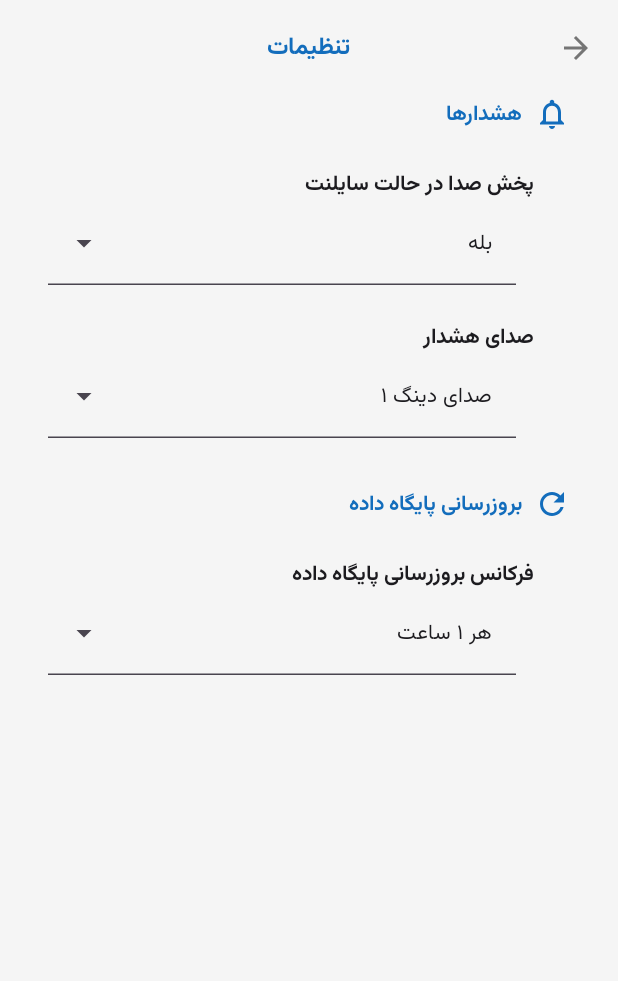
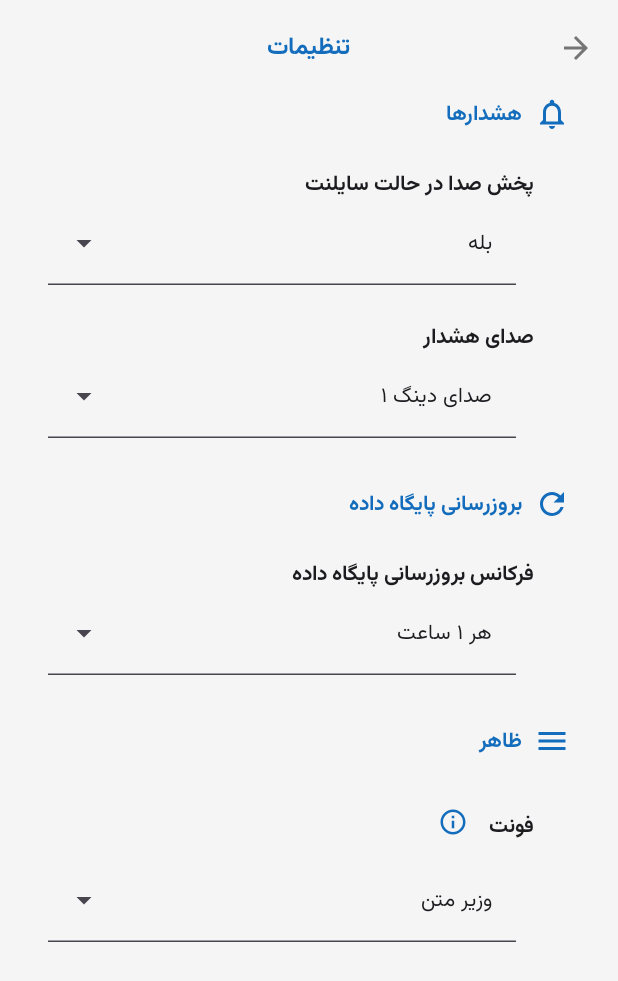
Before and after one commit to motmaenbash/motmaenbash-android, an Android app built with Jetpack Compose: the SettingsScreen screen opened through its navigation route, on a phone screen of 412 x 824 dp. Shown: the top 981 px of the screen. Run offline under Robolectric (Android 15) with nearby library versions, the phone set to English and light mode, and no system bars; pictures from the network do not load; 3 statements that could not run were skipped.

Commit message:
Add Sahel font & option to change it in settings – In memory of Saber Rastikerdar 🖤 (creator of Vazirmatn, Sahel, ...)

```diff
--- a/app/src/main/java/nu/milad/motmaenbash/ui/screens/SettingsScreen.kt
+++ b/app/src/main/java/nu/milad/motmaenbash/ui/screens/SettingsScreen.kt
@@ -13,6 +13,9 @@ import androidx.compose.foundation.layout.size
 import androidx.compose.foundation.rememberScrollState
 import androidx.compose.foundation.verticalScroll
 import androidx.compose.material.icons.Icons
+import androidx.compose.material.icons.outlined.DriveFileRenameOutline
+import androidx.compose.material.icons.outlined.Info
+import androidx.compose.material.icons.outlined.Menu
 import androidx.compose.material.icons.outlined.Notifications
 import androidx.compose.material.icons.outlined.Refresh
 import androidx.compose.material3.DropdownMenuItem
@@ -20,6 +23,7 @@ import androidx.compose.material3.ExperimentalMaterial3Api
 import androidx.compose.material3.ExposedDropdownMenuBox
 import androidx.compose.material3.ExposedDropdownMenuDefaults
 import androidx.compose.material3.Icon
+import androidx.compose.material3.IconButton
 import androidx.compose.material3.MaterialTheme.colorScheme
 import androidx.compose.material3.MaterialTheme.typography
 import androidx.compose.material3.Text
@@ -46,6 +50,7 @@ import androidx.lifecycle.viewmodel.compose.viewModel
 import androidx.navigation.compose.rememberNavController
 import nu.milad.motmaenbash.R
 import nu.milad.motmaenbash.ui.activities.LocalNavController
+import nu.milad.motmaenbash.ui.components.AppAlertDialog
 import nu.milad.motmaenbash.ui.components.AppBar
 import nu.milad.motmaenbash.ui.theme.ColorPrimary
 import nu.milad.motmaenbash.ui.theme.MotmaenBashTheme
@@ -131,11 +136,39 @@ fun SettingsScreen(
                     })
             }
 
+            Spacer(modifier = Modifier.height(32.dp))
 
+            PreferenceCategory(title = "ظاهر", icon = Icons.Outlined.Menu) {
+
+                ListPreference(
+                    title = stringResource(id = R.string.setting_font),
+                    entries = context.resources.getStringArray(R.array.font).toList(),
+                    values = context.resources.getStringArray(R.array.font_values).toList(),
+                    currentValue = prefs[SettingsViewModel.FONT]
+                        ?: viewModel.getDefaultValue(context, SettingsViewModel.FONT),
+                    onValueSelected = { newValue ->
+                        viewModel.saveStringPreference(SettingsViewModel.FONT, newValue)
+                    },
+                    showInfoIcon = true,
+                    onInfoClick = { showFontInfoDialog = true })
+            }
         }
     }
 
 
+    // Font info dialog
+    if (showFontInfoDialog) {
+
+
+        AppAlertDialog(
+            title = "درباره فونت‌ها",
+            icon = Icons.Outlined.DriveFileRenameOutline,
+            onDismiss = { showFontInfoDialog = false },
+            dismissText = "بستن",
+            message = "فونت‌های وزیر متن و ساحل توسط مرحوم صابر راستی‌کردار طراحی شده‌اند.\nروحش شاد و یادش گرامی 🖤 ",
+        )
+
+    }
 }
 
 
@@ -183,6 +216,7 @@ fun ListPreference(
     currentValue: String,
     onValueSelected: (String) -> Unit,
     showInfoIcon: Boolean = false,
+    onInfoClick: (() -> Unit)? = null
 ) {
     var expanded by remember { mutableStateOf(false) }
     val index = values.indexOf(currentValue)
@@ -192,7 +226,7 @@ fun ListPreference(
 
     Row(
         modifier = Modifier.fillMaxWidth(),
-        horizontalArrangement = Arrangement.SpaceBetween,
+        horizontalArrangement = Arrangement.Start,
         verticalAlignment = Alignment.CenterVertically
     ) {
         Text(
@@ -203,6 +237,22 @@ fun ListPreference(
             color = colorScheme.onBackground
         )
 
+        // info icon
+        if (showInfoIcon) {
+            IconButton(
+                onClick = { onInfoClick?.invoke() },
+                modifier = Modifier
+                    .padding(top = 18.dp)
+            ) {
+                Icon(
+
+                    imageVector = Icons.Outlined.Info,
+                    contentDescription = "اطلاعات بیشتر",
+                    tint = colorScheme.primary,
+                    modifier = Modifier.size(20.dp)
+                )
+            }
+        }
     }
 
     ExposedDropdownMenuBox(
--- a/app/src/main/java/nu/milad/motmaenbash/ui/theme/Theme.kt
+++ b/app/src/main/java/nu/milad/motmaenbash/ui/theme/Theme.kt
@@ -1,6 +1,7 @@
 package nu.milad.motmaenbash.ui.theme
 
 import androidx.activity.ComponentActivity
+import androidx.compose.foundation.isSystemInDarkTheme
 import androidx.compose.material3.MaterialTheme
 import androidx.compose.material3.lightColorScheme
 import androidx.compose.runtime.Composable
@@ -65,6 +66,7 @@ fun MotmaenBashTheme(
     // Define the font family based on preference
     val fontFamily = when (fontPreference) {
         "vazir" -> VazirFontFamily
+        "sahel" -> SahelFontFamily
         else -> VazirFontFamily
     }
 
--- a/app/src/main/res/values/arrays.xml
+++ b/app/src/main/res/values/arrays.xml
@@ -18,6 +18,7 @@
         <item>@string/dark</item>
         <item>@string/system_default</item>
     </string-array>
+
     <string-array name="theme_values">
         <item>light</item>
         <item>dark</item>
@@ -27,9 +28,11 @@
     <!-- Font Options -->
     <string-array name="font">
         <item>@string/vazir</item>
+        <item>@string/sahel</item>
     </string-array>
     <string-array name="font_values">
         <item>vazir</item>
+        <item>sahel</item>
     </string-array>
 
     <!-- Alert Sounds -->
```
